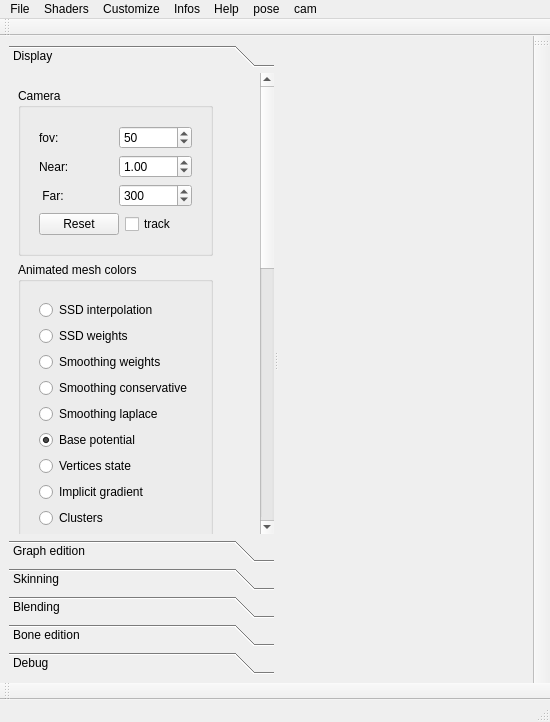
Before: the Qt Designer form include/qt_gui/SKIN/main_window_skin.ui in zewt/maya-implicit-skinning, drawn with Qt 5.
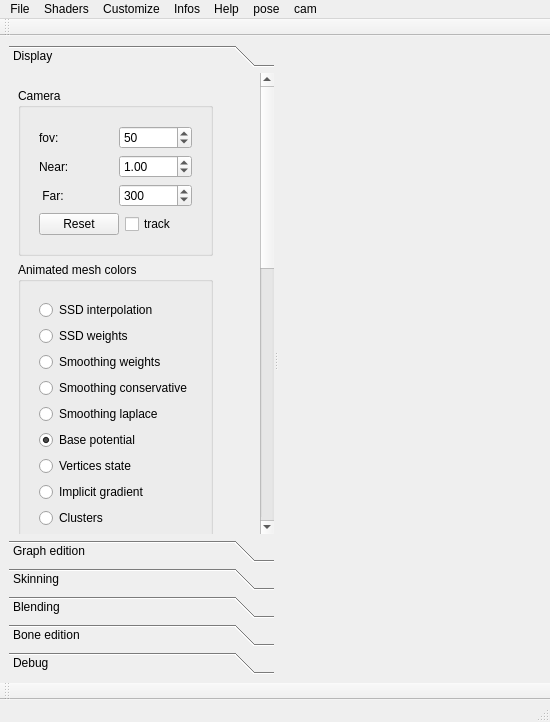
After: the same form once the commit is applied. Custom widgets are drawn as their Qt base class.

The edit to the form file:
```diff
--- a/include/qt_gui/SKIN/main_window_skin.ui
+++ b/include/qt_gui/SKIN/main_window_skin.ui
@@ -2657,17 +2657,6 @@
     <bool>false</bool>
    </attribute>
   </widget>
-  <widget class="Toolbar_painting" name="toolBar_painting">
-   <property name="windowTitle">
-    <string>Paint</string>
-   </property>
-   <attribute name="toolBarArea">
-    <enum>RightToolBarArea</enum>
-   </attribute>
-   <attribute name="toolBarBreak">
-    <bool>false</bool>
-   </attribute>
-  </widget>
   <action name="actionLoad_mesh">
    <property name="text">
     <string>Load mesh</string>
@@ -2819,11 +2808,6 @@
    <extends>QToolBar</extends>
    <header>qt_gui/common/toolbars/toolbar.hpp</header>
   </customwidget>
-  <customwidget>
-   <class>Toolbar_painting</class>
-   <extends>QToolBar</extends>
-   <header>qt_gui/common/toolbars/toolbar_painting.hpp</header>
-  </customwidget>
   <customwidget>
    <class>Settings_raytracing</class>
    <extends>QWidget</extends>
```
